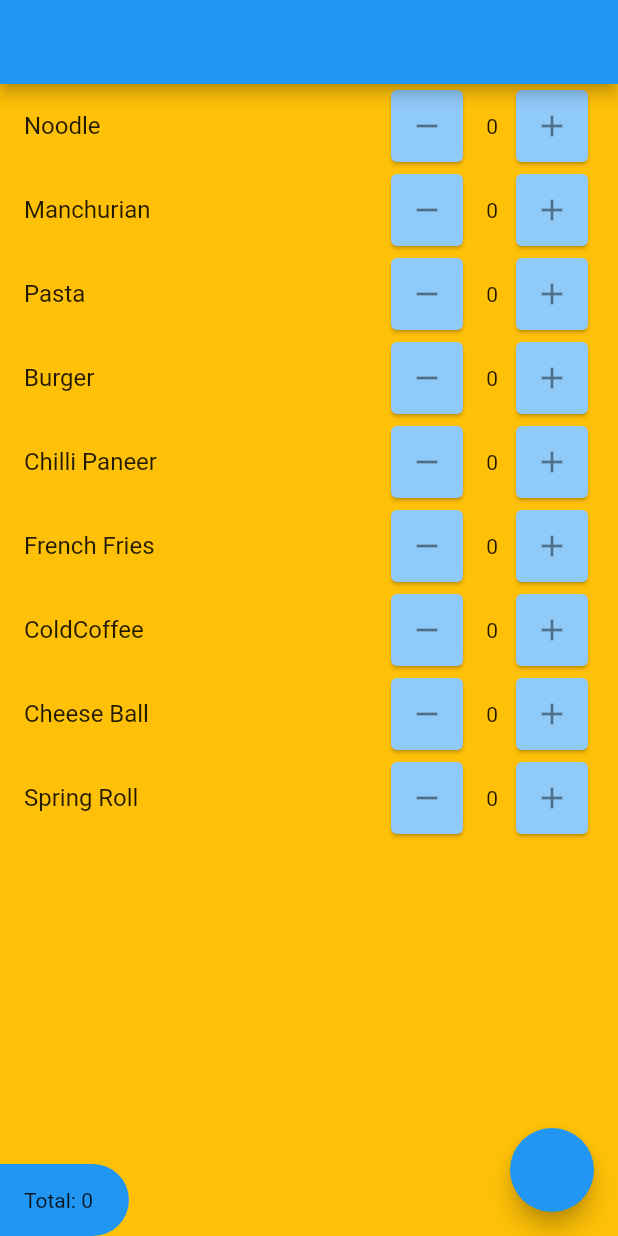
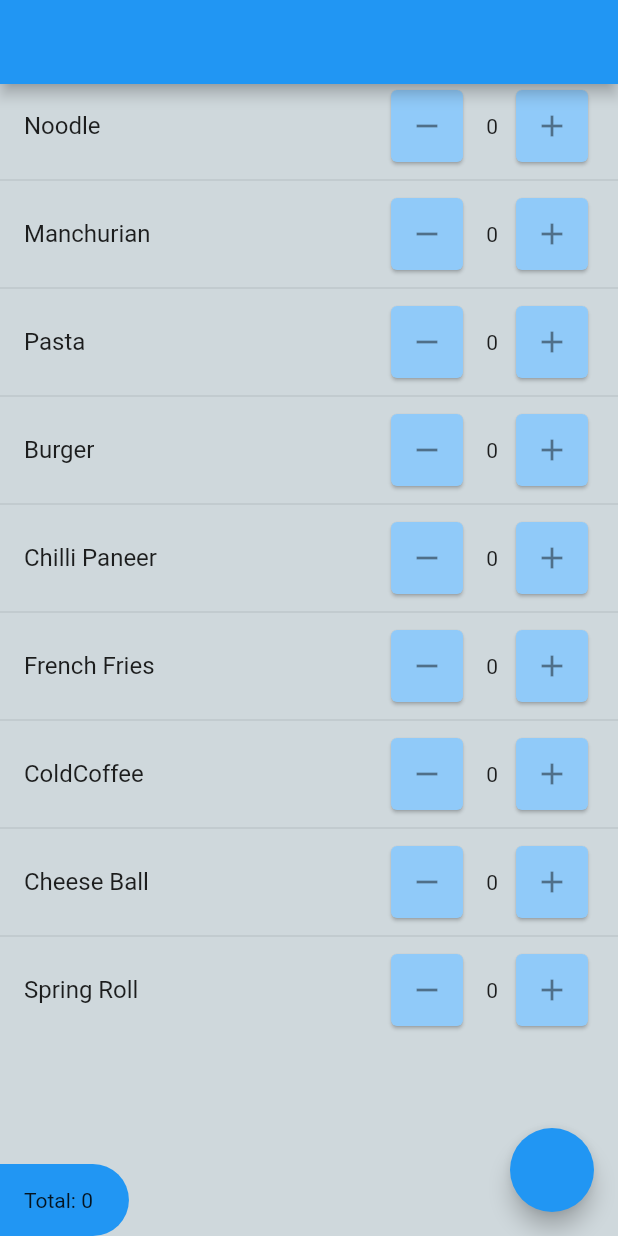
Before and after one commit to Anshu-Jaiswal/hotel_menu_app, a Flutter app: the screen it shows after launch, on a phone screen of 412 x 824 dp. Run offline on Flutter 3.47's test engine with Material 2 defaults, Android fonts, the phone set to English and light mode, and no system bars.

Commit message:
Converted OrderListPage into StatefulWidget

```diff
--- a/lib/order_list_page.dart
+++ b/lib/order_list_page.dart
@@ -5,40 +5,25 @@ import 'package:provider/provider.dart';
 import 'model/item.dart';
 import 'order_confirm_page.dart';
 
-class OrderListPage extends StatelessWidget {
+class OrderListPage extends StatefulWidget {
   const OrderListPage({Key? key}) : super(key: key);
-  Future<bool> _onWillPop(BuildContext context) async {
-    return (await showDialog(
-          context: context,
-          builder: (context) => AlertDialog(
-            title: Text('Are you sure?'),
-            content: Text('Do you want to exit the App'),
-            actions: <Widget>[
-              TextButton(
-                onPressed: () => Navigator.of(context).pop(false),
-                child: Text('No'),
-              ),
-              TextButton(
-                onPressed: () => Navigator.of(context).pop(true),
-                child: Text('Yes'),
-              ),
-            ],
-          ),
-        )) ??
-        false;
-  }
 
+  @override
+  State<OrderListPage> createState() => _OrderListPageState();
+}
+
+class _OrderListPageState extends State<OrderListPage> {
   @override
   Widget build(BuildContext context) {
     final list = context.read<ItemProvider>().list;
     return WillPopScope(
-      onWillPop: () => Future.value(_onWillPop(context)),
+      onWillPop: _onWillPop,
       child: Scaffold(
-        backgroundColor: Colors.amber,
+        backgroundColor: Colors.blueGrey.shade100,
         appBar: AppBar(),
         body: Stack(
           children: [
-            ListView.builder(
+            ListView.separated(
               itemCount: list.length,
               itemBuilder: (context, index) {
                 var item = list[index];
@@ -46,6 +31,9 @@ class OrderListPage extends StatelessWidget {
                   title: Text(item.name),
                   trailing: _UpdateOrderWidget(item),
                 );
+              },
+              separatorBuilder: (context, index) {
+                return Divider();
               },
             ),
             Positioned.fill(
@@ -75,6 +63,27 @@ class OrderListPage extends StatelessWidget {
         ),
       ),
     );
+  }
+
+  Future<bool> _onWillPop() async {
+    return (await showDialog(
+          context: context,
+          builder: (context) => AlertDialog(
+            title: Text('Are you sure?'),
+            content: Text('Do you want to exit the App'),
+            actions: <Widget>[
+              TextButton(
+                onPressed: () => Navigator.of(context).pop(false),
+                child: Text('No'),
+              ),
+              TextButton(
+                onPressed: () => Navigator.of(context).pop(true),
+                child: Text('Yes'),
+              ),
+            ],
+          ),
+        )) ??
+        false;
   }
 }
 
```
